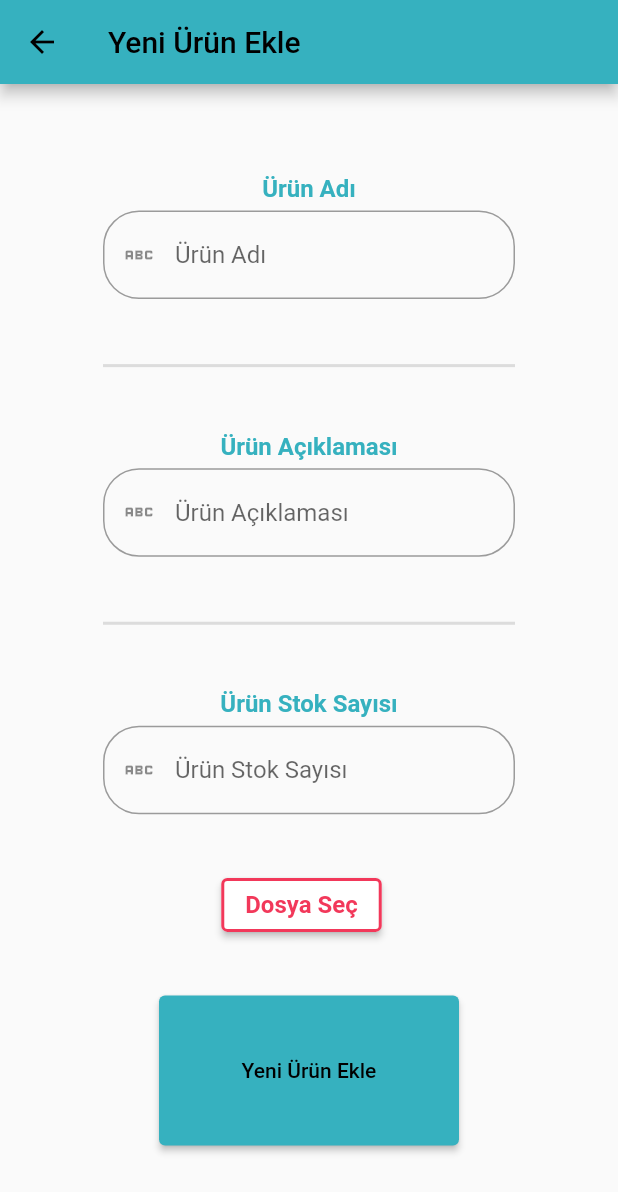
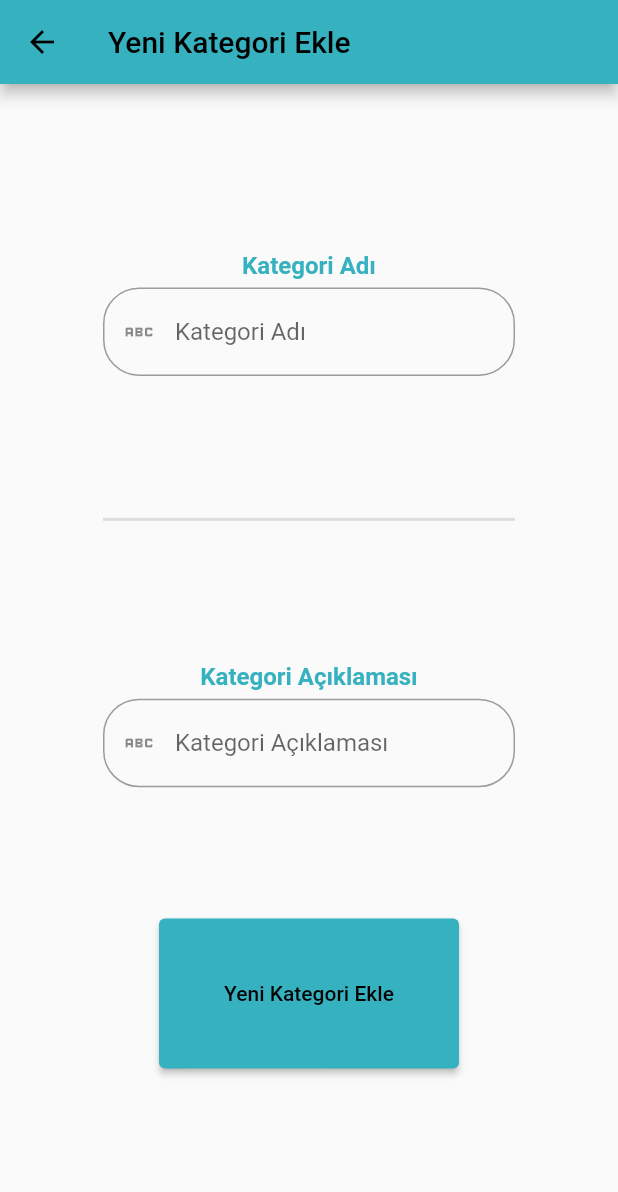
Before and after one commit to saidberk27/inventory_automation, a Flutter app: the HomePageCategories screen opened directly, after a tap on "Yeni Kategori Ekle", on a phone screen of 412 x 824 dp. Shown: the top 1192 px of the screen. Run offline on Flutter 3.47's test engine with Material 2 defaults, Android fonts, the phone set to English and light mode, and no system bars; our stand-ins replace cloud_firestore, file_picker, firebase_auth, firebase_core, firebase_storage, pie_chart; accounts and stored records are empty.

Commit message:
Kategori ekleme çalışıyor.

```diff
--- a/lib/main.dart
+++ b/lib/main.dart
@@ -1,3 +1,4 @@
+import 'package:envanter_kontrol/screens/add_new_category.dart';
 import 'package:envanter_kontrol/screens/add_new_product.dart';
 import 'package:envanter_kontrol/screens/login.dart';
 import 'package:flutter/material.dart';
@@ -25,7 +26,10 @@ class MyApp extends StatelessWidget {
         primarySwatch: ProjectColors.customPrimarySwatch,
       ),
       home: const LoginPage(),
-      routes: {"/addNewProduct": (context) => const AddNewProductsPage()},
+      routes: {
+        "/addNewProduct": (context) => const AddNewProductsPage(),
+        "/addNewCategory": (context) => const AddNewCategoryPage()
+      },
     );
   }
 }
--- /dev/null
+++ b/lib/model/category.dart
@@ -0,0 +1,23 @@
+class ProductCategory {
+  String title;
+  String description;
+
+  ProductCategory({
+    required this.title,
+    required this.description,
+  });
+
+  factory ProductCategory.fromJson(Map<String, dynamic> json) {
+    return ProductCategory(
+      title: json['title'] as String,
+      description: json['description'] as String,
+    );
+  }
+
+  Map<String, dynamic> toJson() {
+    return {
+      'title': title,
+      'description': description,
+    };
+  }
+}
--- /dev/null
+++ b/lib/screens/add_new_category.dart
@@ -0,0 +1,145 @@
+import 'package:envanter_kontrol/model/category.dart';
+import 'package:envanter_kontrol/screens/home_categories.dart';
+import 'package:envanter_kontrol/screens/home_products.dart';
+import 'package:envanter_kontrol/utils/colors.dart';
+import 'package:envanter_kontrol/utils/text_styles.dart';
+import 'package:envanter_kontrol/viewmodel/category_vm.dart';
+import 'package:file_picker/file_picker.dart';
+import 'package:flutter/foundation.dart';
+import 'package:flutter/material.dart';
+
+class AddNewCategoryPage extends StatefulWidget {
+  const AddNewCategoryPage({super.key});
+
+  @override
+  State<AddNewCategoryPage> createState() => _AddNewCategoryPageState();
+}
+
+class _AddNewCategoryPageState extends State<AddNewCategoryPage> {
+  final TextEditingController _categoryNameController = TextEditingController();
+
+  final TextEditingController _categoryDescriptionController =
+      TextEditingController();
+
+  String filename = "";
+  FilePickerResult? result;
+  @override
+  Widget build(BuildContext context) {
+    return Scaffold(
+      appBar: AppBar(
+        title: const Text("Yeni Kategori Ekle"),
+      ),
+      body: Padding(
+        padding: const EdgeInsets.all(24.0),
+        child: Center(
+            child: SizedBox(
+          width: MediaQuery.of(context).size.width / 1.5,
+          child: Form(
+            child: Column(
+              mainAxisAlignment: MainAxisAlignment.spaceEvenly,
+              children: [
+                titleAndInput(
+                    title: "Kategori Adı",
+                    textEditingController: _categoryNameController),
+                const Divider(thickness: 2),
+                titleAndInput(
+                    title: "Kategori Açıklaması",
+                    textEditingController: _categoryDescriptionController),
+                SizedBox(
+                    width: 200,
+                    height: 100,
+                    child: ElevatedButton(
+                        onPressed: () async {
+                          if (await _addNewCategory()) {
+                            Navigator.of(context).push(PageRouteBuilder(
+                              pageBuilder:
+                                  (context, animation, secondaryAnimation) {
+                                return const HomePageCategories();
+                              },
+                            ));
+                          }
+                        },
+                        child: const Text("Yeni Kategori Ekle")))
+              ],
+            ),
+          ),
+        )),
+      ),
+    );
+  }
+
+  Row filePickerSection() {
+    return Row(
+      mainAxisAlignment: MainAxisAlignment.center,
+      children: [
+        ElevatedButton(
+          onPressed: () async {
+            result = await FilePicker.platform.pickFiles(
+              type: FileType.custom,
+              allowedExtensions: ['jpg', 'png'],
+            );
+
+            if (result != null) {
+              PlatformFile file = result!.files.first;
+              filename = file.name;
+              await Future.delayed(const Duration(milliseconds: 500));
+              setState(() {});
+            }
+          },
+          style: ElevatedButton.styleFrom(
+            backgroundColor: ProjectColors.projectWhite,
+            side: BorderSide(
+              color: ProjectColors.projectRed,
+              width: 2.0,
+            ),
+          ),
+          child: Text('Dosya Seç', style: ProjectTextStyle.redSmallStrong),
+        ),
+        const SizedBox(width: 10),
+        Text(
+          filename,
+          style: ProjectTextStyle.brownSmallStrong,
+        )
+      ],
+    );
+  }
+
+  Column titleAndInput(
+      {required String title,
+      required TextEditingController textEditingController}) {
+    return Column(
+      children: [
+        Text(
+          title,
+          style: ProjectTextStyle.grey3SmallStrong,
+        ),
+        const SizedBox(height: 5),
+        TextFormField(
+          controller: textEditingController,
+          decoration: InputDecoration(
+            hintText: title,
+            border: OutlineInputBorder(borderRadius: BorderRadius.circular(24)),
+            prefixIcon: const Icon(Icons.abc),
+          ),
+        ),
+      ],
+    );
+  }
+
+  Future<bool> _addNewCategory() async {
+    try {
+      CategoryVieModel vm = CategoryVieModel();
+
+      ProductCategory category = ProductCategory(
+          title: _categoryNameController.text,
+          description: _categoryDescriptionController.text);
+      vm.addNewCategory(category: category);
+      return true;
+    } catch (e) {
+      if (kDebugMode) {
+        print("e");
+      }
+      return false;
+    }
+  }
+}
--- a/lib/screens/home_categories.dart
+++ b/lib/screens/home_categories.dart
@@ -53,7 +53,7 @@ class _HomePageCategoriesState extends State<HomePageCategories> {
       ),
       floatingActionButton: const CustomFab(
         text: "Yeni Kategori Ekle",
-        route: "/addNewProduct",
+        route: "/addNewCategory",
       ),
     );
   }
```
Also changed, not shown: lib/viewmodel/category_vm.dart (+10 -0 lines).
